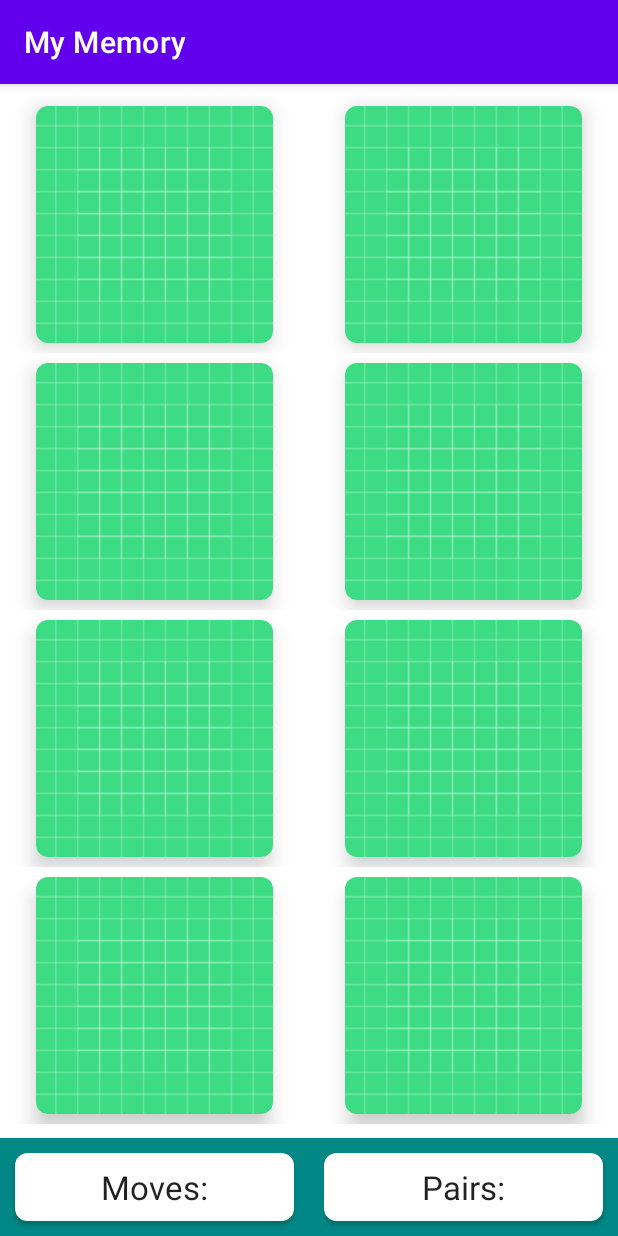
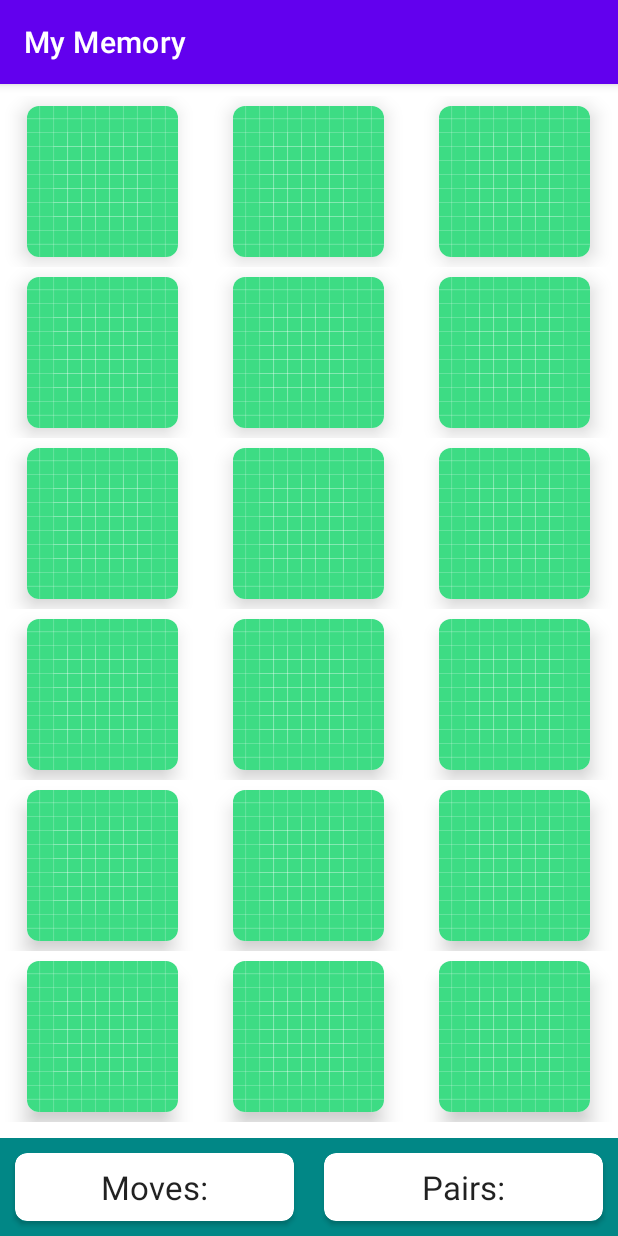
Before and after one commit to RaffayHusayn/Flippy-Cards-Game, an Android app: the screen it shows after launch (MainActivity), on a phone screen of 412 x 824 dp. Run offline under Robolectric (Android 15) with nearby library versions, the phone set to English and light mode, and no system bars; libraries missing offline, so code that uses them is left out: android.content.

Commit message:
Made changes to dynamically make the changes for cardgrid in 3 different configurations based on what level is selected in MainActivity.kt

```diff
--- a/app/src/main/java/com/fclass/memorygame/MainActivity.kt
+++ b/app/src/main/java/com/fclass/memorygame/MainActivity.kt
@@ -5,7 +5,7 @@ import android.os.Bundle
 import android.widget.TextView
 import androidx.recyclerview.widget.GridLayoutManager
 import androidx.recyclerview.widget.RecyclerView
-
+import com.fclass.memorygame.models.BoardSize
 
 
 class MainActivity : AppCompatActivity() {
@@ -13,6 +13,9 @@ class MainActivity : AppCompatActivity() {
     private lateinit var rvBoard:RecyclerView
     private lateinit var tvNumMoves:TextView
     private lateinit var tvNumPairs:TextView
+
+    //creating an object of BoardSize class
+    private var boardSize : BoardSize = BoardSize.MEDIUM
 
 
     override fun onCreate(savedInstanceState: Bundle?) {
@@ -23,8 +26,11 @@ class MainActivity : AppCompatActivity() {
         tvNumMoves = findViewById(R.id.tvNumMoves)
         tvNumPairs  = findViewById(R.id.tvNumPairs)
 
-        rvBoard.adapter = MemoryBoardAdapter(this, 8)
+
+        //second parameter in MemoryBoardAdapter is boardSize not boardSize.numCards because we made this
+        //class and the data type for second parameter is not int but BoardSize
+        rvBoard.adapter = MemoryBoardAdapter(this, boardSize)
         rvBoard.setHasFixedSize(true)
-        rvBoard.layoutManager = GridLayoutManager(this, 2)
+        rvBoard.layoutManager = GridLayoutManager(this, boardSize.getWidth())
     }
 }
--- a/app/src/main/java/com/fclass/memorygame/MemoryBoardAdapter.kt
+++ b/app/src/main/java/com/fclass/memorygame/MemoryBoardAdapter.kt
@@ -8,10 +8,11 @@ import android.view.ViewGroup
 import android.widget.ImageButton
 import androidx.cardview.widget.CardView
 import androidx.recyclerview.widget.RecyclerView
+import com.fclass.memorygame.models.BoardSize
 import kotlin.math.min
 
 
-class MemoryBoardAdapter(private val context: Context, private val numPieces: Int) :
+class MemoryBoardAdapter(private val context: Context, private val boardSize: BoardSize) :
     RecyclerView.Adapter<MemoryBoardAdapter.ViewHolder>() {
 
     //companion object is similar to static variable in java that we don't need an instance of an object
@@ -31,8 +32,8 @@ class MemoryBoardAdapter(private val context: Context, private val numPieces: In
 
    override fun onCreateViewHolder(parent: ViewGroup, viewType: Int): ViewHolder {
 
-       val cardWidth = parent.width / 2 - (2*MARGIN_SIZE)//hardcoding for 2 columns, parent is the RecyclerView
-       val cardHeight  = parent.height / 4 - (2*MARGIN_SIZE)//hardcoding for 4 rows, parent is the RecyclerView
+       val cardWidth = parent.width / boardSize.getWidth() - (2*MARGIN_SIZE)//hardcoding for 2 columns, parent is the RecyclerView
+       val cardHeight  = parent.height / boardSize.getHeight() - (2*MARGIN_SIZE)//hardcoding for 4 rows, parent is the RecyclerView
        //to make the card square, just take the smaller measurement
        val cardSideLength = min(cardWidth, cardHeight)
 
@@ -56,7 +57,7 @@ class MemoryBoardAdapter(private val context: Context, private val numPieces: In
         holder.bind(position)
     }
 
-    override fun getItemCount() = numPieces
+    override fun getItemCount() = boardSize.numCards
 
 
     inner class ViewHolder(itemView: View) : RecyclerView.ViewHolder(itemView) {
--- a/app/src/main/java/com/fclass/memorygame/models/BoardSize.kt
+++ b/app/src/main/java/com/fclass/memorygame/models/BoardSize.kt
@@ -3,7 +3,7 @@ package com.fclass.memorygame.models
 enum class BoardSize(val numCards : Int) {
     EASY(8), //2x4 grid
     MEDIUM(18),//3x6 grid
-    HARD(24)//4x6 grid
+    HARD(24);//4x6 grid
 
     fun getWidth() : Int{
         return when (this){
```
